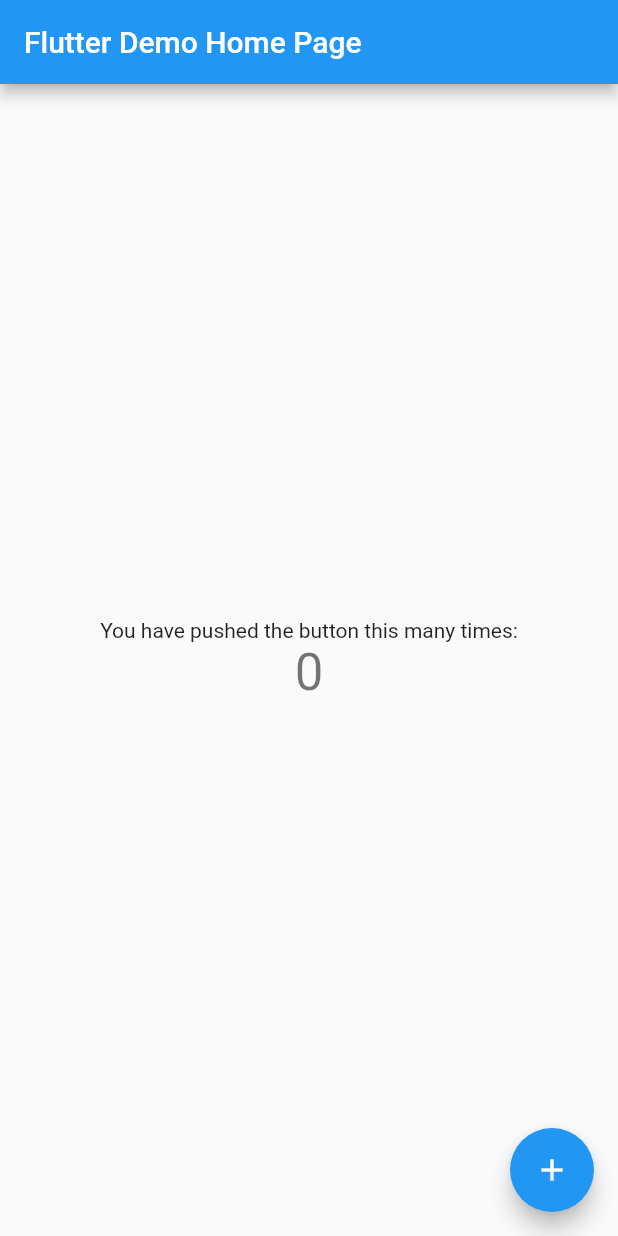
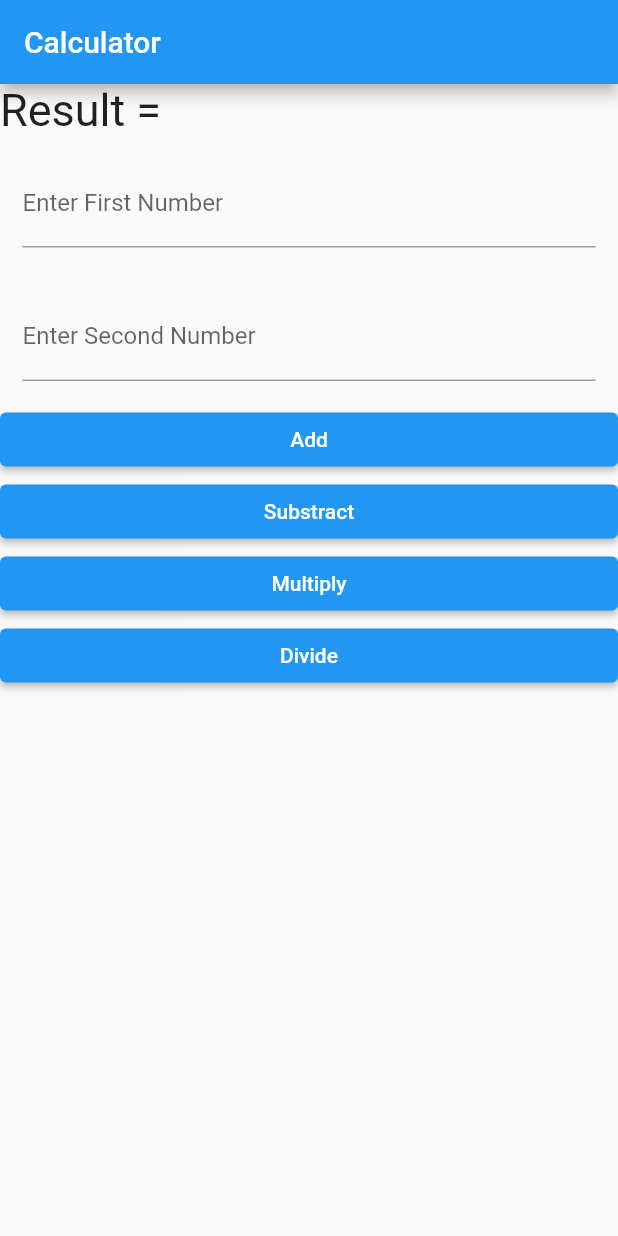
Before and after one commit to naufal11705/Flutter_AhmadNaufalWaskitoAji_Fundamental, a Flutter app: the screen it shows after launch, on a phone screen of 412 x 824 dp. Run offline on Flutter 3.47's test engine with Material 2 defaults, Android fonts, the light colour scheme and no system bars.

Commit message:
Update main.dart

```diff
--- a/lib/main.dart
+++ b/lib/main.dart
@@ -24,22 +24,13 @@
         // is not restarted.
         primarySwatch: Colors.blue,
       ),
-      home: const MyHomePage(title: 'Flutter Demo Home Page'),
+      home: const MyHomePage(title: 'Calculator'),
     );
   }
 }
 
 class MyHomePage extends StatefulWidget {
   const MyHomePage({super.key, required this.title});
-
-  // This widget is the home page of your application. It is stateful, meaning
-  // that it has a State object (defined below) that contains fields that affect
-  // how it looks.
-
-  // This class is the configuration for the state. It holds the values (in this
-  // case the title) provided by the parent (in this case the App widget) and
-  // used by the build method of the State. Fields in a Widget subclass are
-  // always marked "final".
 
   final String title;
 
@@ -48,68 +39,75 @@
 }
 
 class _MyHomePageState extends State<MyHomePage> {
-  int _counter = 0;
+  var FirstField = TextEditingController();
+  var SecondField = TextEditingController();
 
-  void _incrementCounter() {
+  void add() {
     setState(() {
-      // This call to setState tells the Flutter framework that something has
-      // changed in this State, which causes it to rerun the build method below
-      // so that the display can reflect the updated values. If we changed
-      // _counter without calling setState(), then the build method would not be
-      // called again, and so nothing would appear to happen.
-      _counter++;
+    });
+  }
+
+  void substract() {
+    setState(() {
+    });
+  }
+
+  void multiply() {
+    setState(() {
+    });
+  }
+
+  void divide() {
+    setState(() {
     });
   }
 
   @override
   Widget build(BuildContext context) {
-    // This method is rerun every time setState is called, for instance as done
-    // by the _incrementCounter method above.
-    //
-    // The Flutter framework has been optimized to make rerunning build methods
-    // fast, so that you can just rebuild anything that needs updating rather
-    // than having to individually change instances of widgets.
     return Scaffold(
       appBar: AppBar(
-        // Here we take the value from the MyHomePage object that was created by
-        // the App.build method, and use it to set our appbar title.
         title: Text(widget.title),
       ),
       body: Center(
-        // Center is a layout widget. It takes a single child and positions it
-        // in the middle of the parent.
-        child: Column(
-          // Column is also a layout widget. It takes a list of children and
-          // arranges them vertically. By default, it sizes itself to fit its
-          // children horizontally, and tries to be as tall as its parent.
-          //
-          // Invoke "debug painting" (press "p" in the console, choose the
-          // "Toggle Debug Paint" action from the Flutter Inspector in Android
-          // Studio, or the "Toggle Debug Paint" command in Visual Studio Code)
-          // to see the wireframe for each widget.
-          //
-          // Column has various properties to control how it sizes itself and
-          // how it positions its children. Here we use mainAxisAlignment to
-          // center the children vertically; the main axis here is the vertical
-          // axis because Columns are vertical (the cross axis would be
-          // horizontal).
-          mainAxisAlignment: MainAxisAlignment.center,
-          children: <Widget>[
-            const Text(
-              'You have pushed the button this many times:',
-            ),
-            Text(
-              '$_counter',
-              style: Theme.of(context).textTheme.headline4,
-            ),
+        child: ListView(
+          children: [
+            Text("Result = ", style: const TextStyle(fontSize: 30)),
+            textField(FirstField, "Enter First Number"),
+            textField(SecondField, "Enter Second Number"),
+            button(add, "Add"),
+            button(substract, "Substract"),
+            button(multiply, "Multiply"),
+            button(divide, "Divide"),
           ],
         ),
       ),
-      floatingActionButton: FloatingActionButton(
-        onPressed: _incrementCounter,
-        tooltip: 'Increment',
-        child: const Icon(Icons.add),
-      ), // This trailing comma makes auto-formatting nicer for build methods.
     );
   }
 }
+
+Widget textField(TextEditingController controller, String labelText) {
+  return Container(
+    margin: const EdgeInsets.all(10),
+    padding: const EdgeInsets.all(5),
+    child: TextFormField(
+      controller: controller,
+      validator: (value) {
+        if (value == null || value.isEmpty) {
+          return 'Mohon Masukkan Angka';
+        }
+        return null;
+      },
+      decoration: InputDecoration(
+          labelText: labelText,
+          ),
+    ),
+  );
+}
+
+Widget button(VoidCallback onPressed, String name) {
+  return Container(
+    child: ElevatedButton(
+        onPressed: onPressed,
+        child: Text(name)),
+  );
+}
```
